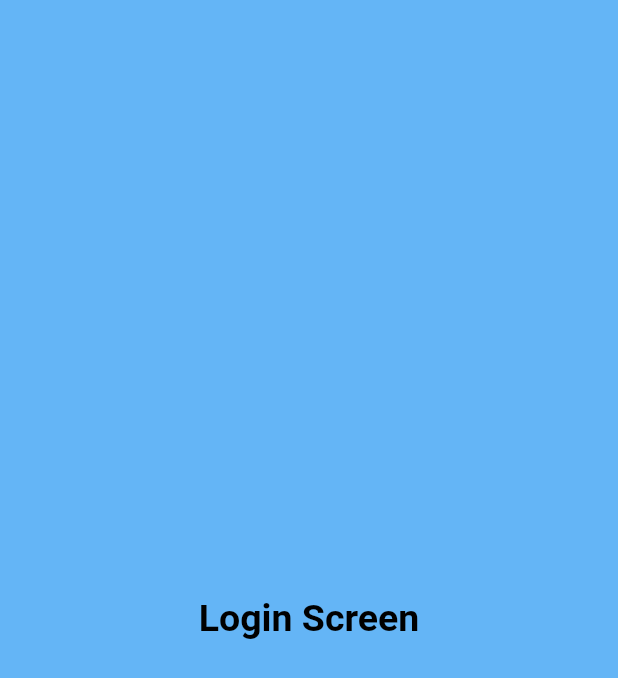
After one commit to agoodstart/studyme, a Flutter app: the LoginScreen screen opened directly, on a phone screen of 412 x 824 dp. The commit adds this screen. Shown: the top 678 px of the screen. Run offline on Flutter 3.47's test engine with Material 2 defaults, Android fonts, the phone set to English and light mode, and no system bars; our stand-ins replace mvc_pattern; statements that could not run were skipped.

```diff
--- /dev/null
+++ b/lib/controller/signin_handler.dart
@@ -0,0 +1 @@
+import 'package:flutter/material.dart';
--- /dev/null
+++ b/lib/controller/signup_handler.dart
@@ -0,0 +1 @@
+import 'package:flutter/material.dart';
--- /dev/null
+++ b/lib/views/login.dart
@@ -0,0 +1,20 @@
+import 'package:flutter/material.dart';
+
+class LoginScreen extends StatelessWidget {
+  const LoginScreen({Key key}) : super(key: key);
+
+  @override
+  Widget build(BuildContext context) {
+    return Scaffold(
+      backgroundColor: Colors.blue[300],
+      body: Center(
+        child: Text(
+          "Login Screen",
+          style: TextStyle(
+            fontSize: 25, color: Colors.black, fontWeight: FontWeight.bold
+          ),
+        ),
+      )
+    );
+  }
+}
--- a/pubspec.yaml
+++ b/pubspec.yaml
@@ -24,6 +24,7 @@ dependencies:
   # Use with the CupertinoIcons class for iOS style icons.
   cupertino_icons: ^0.1.2
   flutter_webrtc: ^0.2.7
+  mvc_pattern: ^3.0.0
 
 dev_dependencies:
   flutter_test:
```
Also changed, not shown: lib/controller/home_controller.dart (added, +9 -0 lines), lib/views/template.dart (+6 -5 lines), lib/controller/login_handler.dart (deleted), lib/controller/register_handler.dart (deleted), pubspec.lock.
